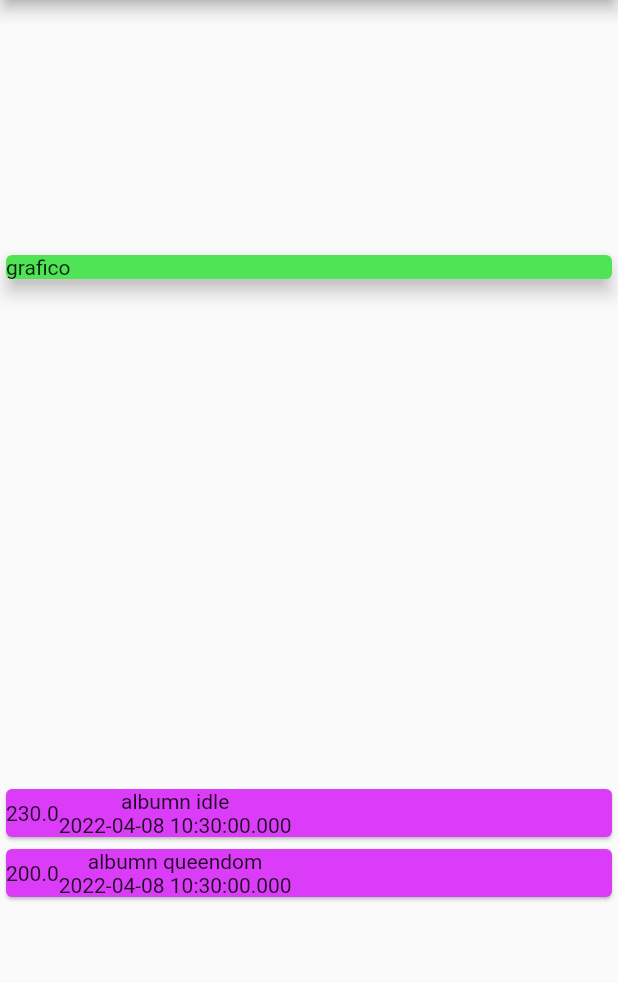
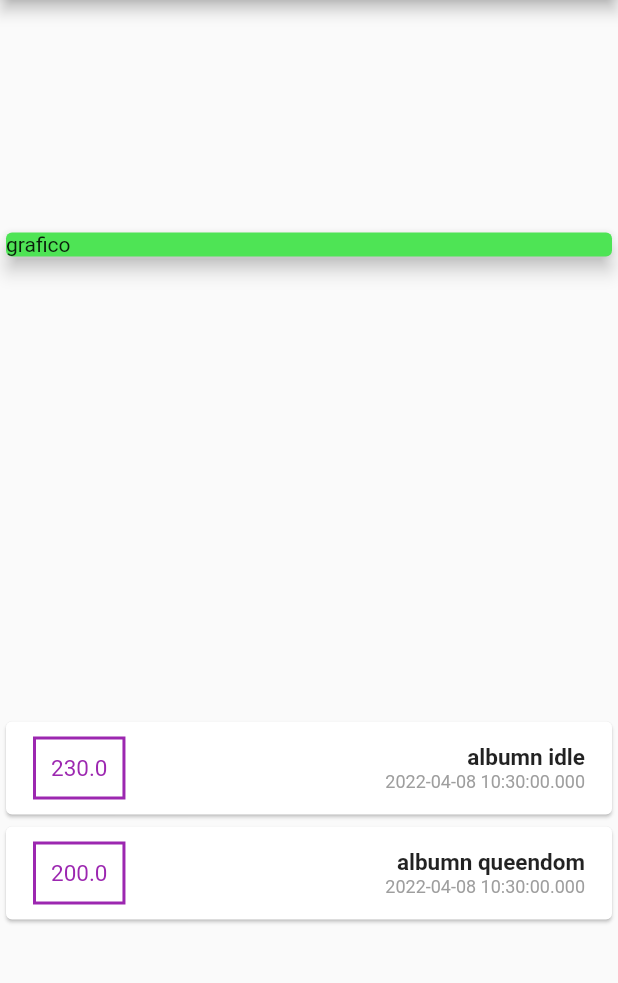
Before and after one commit to dinorahfariasc/despesas_pessoais_app, a Flutter app: the screen it shows after launch, on a phone screen of 412 x 824 dp, the part 84-1067 px from its top. Run offline on Flutter 3.47's test engine with Material 2 defaults, Android fonts, the phone set to English and light mode, and no system bars.

Commit message:
customizando modelo de transacoes

```diff
--- a/lib/main.dart
+++ b/lib/main.dart
@@ -47,17 +47,51 @@
             //retorna alguma coisa (aqui é um card)
             children: _transactions.map((tr) {
               return Card(
-                color: Color.fromARGB(255, 219, 60, 247),
+                //color: Color.fromARGB(255, 219, 60, 247),
                 child: Row(
+                  mainAxisAlignment: MainAxisAlignment.spaceBetween,
                   children: [
                     Container(
-                      child: Text(tr.value.toString()),
+                      margin: EdgeInsets.symmetric(
+                        horizontal: 18,
+                        vertical: 10,
+                      ),
+                      decoration: BoxDecoration(
+                        border: Border.all(
+                          color: Colors.purple,
+                          width: 2,
+                        ),
+                      ),
+                      padding: EdgeInsets.all(10),
+                      child: Text(
+                        tr.value.toString(),
+                        style: TextStyle(
+                          color: Colors.purple,
+                          fontSize: 15,
+                        ),
+                      ),
                     ),
-                    Column(
-                      children: [
-                        Text(tr.title),
-                        Text(tr.date.toString()),
-                      ],
+                    Container(
+                      margin: EdgeInsets.symmetric(vertical: 0, horizontal: 18),
+                      child: Column(
+                        crossAxisAlignment: CrossAxisAlignment.end,
+                        children: [
+                          Text(
+                            tr.title,
+                            style: TextStyle(
+                              fontWeight: FontWeight.w700,
+                              fontSize: 15,
+                            ),
+                          ),
+                          Text(
+                            tr.date.toString(),
+                            style: TextStyle(
+                              color: Colors.grey,
+                              fontSize: 12,
+                            ),
+                          ),
+                        ],
+                      ),
                     ),
                   ],
                 ),
```
